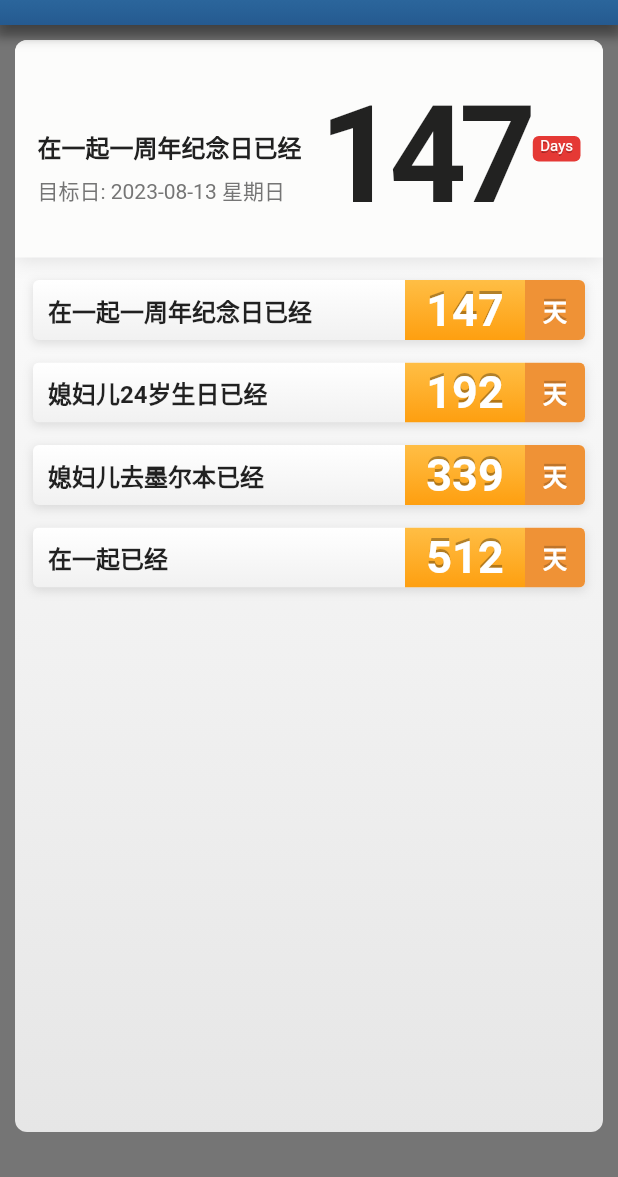
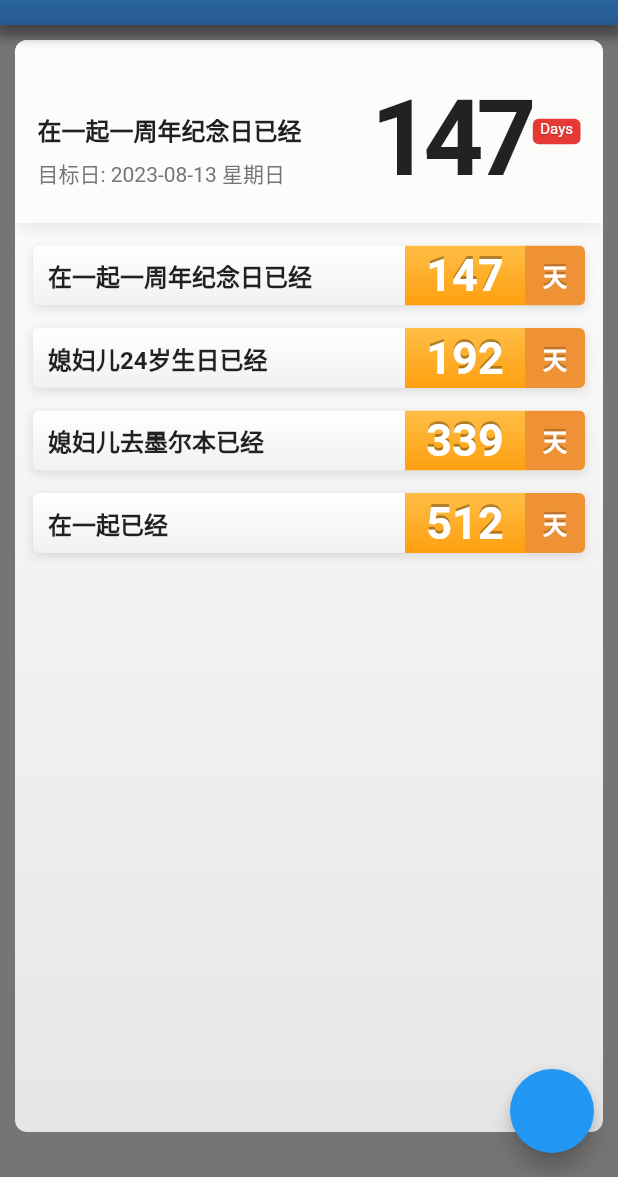
Before and after one commit to LCjihong/important_days_front, a Flutter app: the screen it shows after launch, on a phone screen of 412 x 824 dp, the part 59-1236 px from its top. Run offline on Flutter 3.47's test engine with Material 2 defaults, Android fonts, the phone set to English and light mode, and no system bars.

Commit message:
feat: 完善文件读写加入provider

```diff
--- a/lib/api/test.json
+++ b/lib/api/test.json
@@ -1,9 +1,5 @@
 {
-  "topDay": {
-    "id": "1",
-    "date": "2023-08-13",
-    "title": "在一起一周年纪念日"
-  },
+  "topDay": "1",
   "daysList": [
     {
       "id": "1",
--- a/lib/components/top_day_card.dart
+++ b/lib/components/top_day_card.dart
@@ -47,7 +47,7 @@ class TopDayCard extends StatelessWidget {
               Text(
                 '${day.getDiffDaysNum()}',
                 style: const TextStyle(
-                    fontSize: 90,
+                    fontSize: 70,
                     fontWeight: FontWeight.w600,
                     letterSpacing: -5),
               ),
--- a/lib/main.dart
+++ b/lib/main.dart
@@ -1,9 +1,8 @@
 import 'package:flutter/material.dart';
 import 'package:import_days/api/day.dart';
-import 'package:import_days/api/get_data.dart';
-import 'package:import_days/components/day_item.dart';
-import 'package:import_days/components/app_bar.dart';
-import 'package:import_days/components/top_day_card.dart';
+import 'package:import_days/api/file_io.dart';
+import 'package:provider/provider.dart';
+import 'package:import_days/pages/home.dart';
 
 void main() {
   runApp(const HomePage());
@@ -29,75 +28,33 @@ class Home extends StatefulWidget {
 }
 
 class _HomeState extends State<Home> {
+  DaysStorage daysStorage = DaysStorage();
+
   @override
   Widget build(BuildContext context) {
+
     return FutureBuilder(
-        future: getData(),
-        builder: ((context, snapshot) {
-          if (snapshot.hasData) {
-            List<Day> daysArray = snapshot.data?.daysList ?? [];
-            Day topDay = snapshot.data?.topDay ?? Day('', '', '');
-            return Scaffold(
-              appBar: myAppBar(),
-              body: Container(
-                  padding: const EdgeInsets.only(top: 10, left: 10, right: 10),
-                  color: Colors.grey[600],
-                  child: Column(
-                    children: [
-                      Expanded(
-                          flex: 1,
-                          child: ClipRRect(
-                            borderRadius: BorderRadius.circular(8),
-                            child: Container(
-                              decoration: const BoxDecoration(
-                                  boxShadow: [
-                                    BoxShadow(
-                                      blurRadius: 4,
-                                      color: Color.fromRGBO(0, 0, 0, 0.3),
-                                    )
-                                  ],
-                                  gradient: LinearGradient(
-                                      begin: Alignment.topCenter,
-                                      end: Alignment.bottomCenter,
-                                      colors: [
-                                        Colors.white,
-                                        Color.fromRGBO(230, 230, 230, 1)
-                                      ])),
-                              child: Column(
-                                children: [
-                                  if (topDay.id != '')
-                                    TopDayCard(
-                                      day: topDay,
-                                    ),
-                                  Expanded(
-                                    child: ListView(
-                                      children: [
-                                        Container(
-                                          height: 15,
-                                        ),
-                                        if (daysArray.isNotEmpty)
-                                          for (Day day in daysArray)
-                                            DayItem(
-                                              day: day,
-                                            ),
-                                      ],
-                                    ),
-                                  )
-                                ],
-                              ),
-                            ),
-                          )),
-                      Container(
-                        height: 30,
-                      )
-                    ],
-                  )),
-            );
-          } else if (snapshot.hasError) {
-            return const Text('Error');
-          } else {
-            return const Text('loading');
+      future: daysStorage.readData(),
+      builder: (context, snapshot) {
+        if (snapshot.hasData) {
+          dynamic mapData = snapshot.data;
+          List<Day> daysList = [];
+          final Day topDay;
+          for (dynamic day in mapData['daysList']) {
+            daysList.add(Day.fromJson(day));
           }
-        }));
+          topDay = daysList
+              .where((Day day) => day.id == mapData['topDay'])
+              .toList()[0];
+
+          return ChangeNotifierProvider(
+            create: (context) => UserData(topDay, daysList),
+            child: myApp(),
+          );
+        } else {
+          return const Text('Error');
+        }
+      },
+    );
   }
 }
--- /dev/null
+++ b/lib/pages/home.dart
@@ -0,0 +1,72 @@
+import 'package:flutter/material.dart';
+import 'package:import_days/api/day.dart';
+import 'package:provider/provider.dart';
+import 'package:import_days/components/app_bar.dart';
+import 'package:import_days/components/top_day_card.dart';
+import 'package:import_days/components/day_item.dart';
+import 'package:import_days/tools/tools.dart';
+
+Widget myApp() {
+  return Consumer<UserData>(builder: (context, userData, child) {
+    return Scaffold(
+      appBar: myAppBar(),
+      body: Container(
+          padding: const EdgeInsets.only(top: 10, left: 10, right: 10),
+          color: Colors.grey[600],
+          child: Column(
+            children: [
+              Expanded(
+                  flex: 1,
+                  child: ClipRRect(
+                    borderRadius: BorderRadius.circular(8),
+                    child: Container(
+                      decoration: const BoxDecoration(
+                          boxShadow: [
+                            BoxShadow(
+                              blurRadius: 4,
+                              color: Color.fromRGBO(0, 0, 0, 0.3),
+                            )
+                          ],
+                          gradient: LinearGradient(
+                              begin: Alignment.topCenter,
+                              end: Alignment.bottomCenter,
+                              colors: [
+                                Colors.white,
+                                Color.fromRGBO(230, 230, 230, 1)
+                              ])),
+                      child: Column(
+                        children: [
+                          if (userData.topDay.id != '')
+                            TopDayCard(
+                              day: userData.topDay,
+                            ),
+                          Expanded(
+                            child: ListView(
+                              children: [
+                                Container(
+                                  height: 15,
+                                ),
+                                if (userData.daysList.isNotEmpty)
+                                  for (Day day in userData.daysList)
+                                    DayItem(
+                                      day: day,
+                                    ),
+                              ],
+                            ),
+                          )
+                        ],
+                      ),
+                    ),
+                  )),
+              Container(
+                height: 30,
+              )
+            ],
+          )),
+      floatingActionButton: FloatingActionButton(onPressed: () {
+        userData.addDay(Day(getNowStamp(), '2024-1-1', '2024元旦节日'));
+        // snapshot.data?.addDay(Day('123', '2024-5-1', '劳动节'));
+      }),
+    );
+  });
+}
--- a/pubspec.yaml
+++ b/pubspec.yaml
@@ -36,6 +36,8 @@ dependencies:
   # The following adds the Cupertino Icons font to your application.
   # Use with the CupertinoIcons class for iOS style icons.
   cupertino_icons: ^1.0.2
+  path_provider: ^2.1.1
+  provider: ^6.1.1
 
 dev_dependencies:
   flutter_test:
```
Also changed, not shown: lib/api/day.dart (+62 -9 lines), lib/api/file_io.dart (added, +63 -0 lines), lib/api/get_data.dart (deleted, +0 -25 lines), lib/tools/tools.dart (added, +11 -0 lines), lib/api/write_file.dart (deleted), pubspec.lock, 10 other files.
